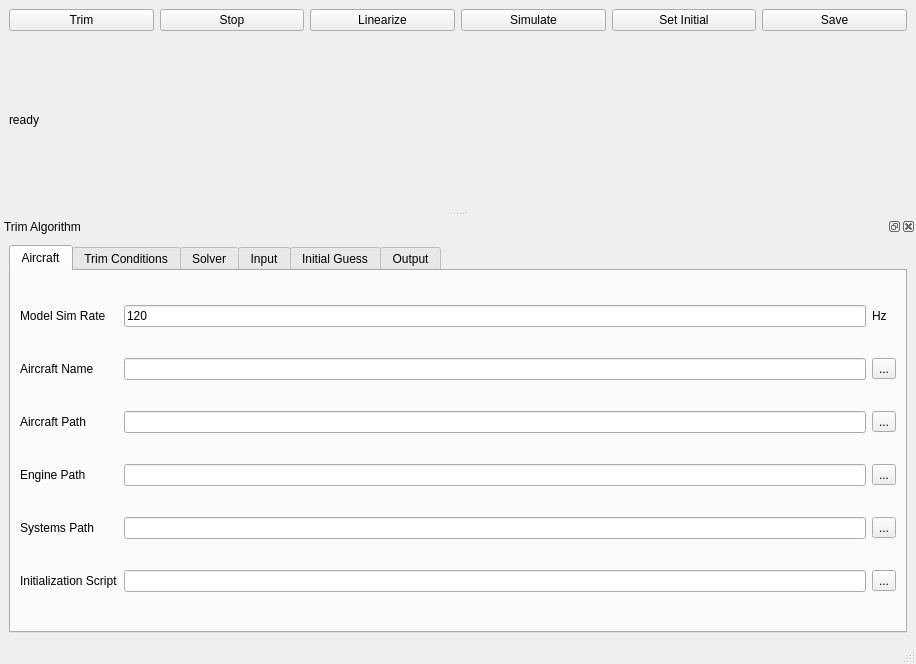
This is gui/MainWindow.ui in arktools/jsbsim as Qt 5 draws it before an edit. The edited form follows.
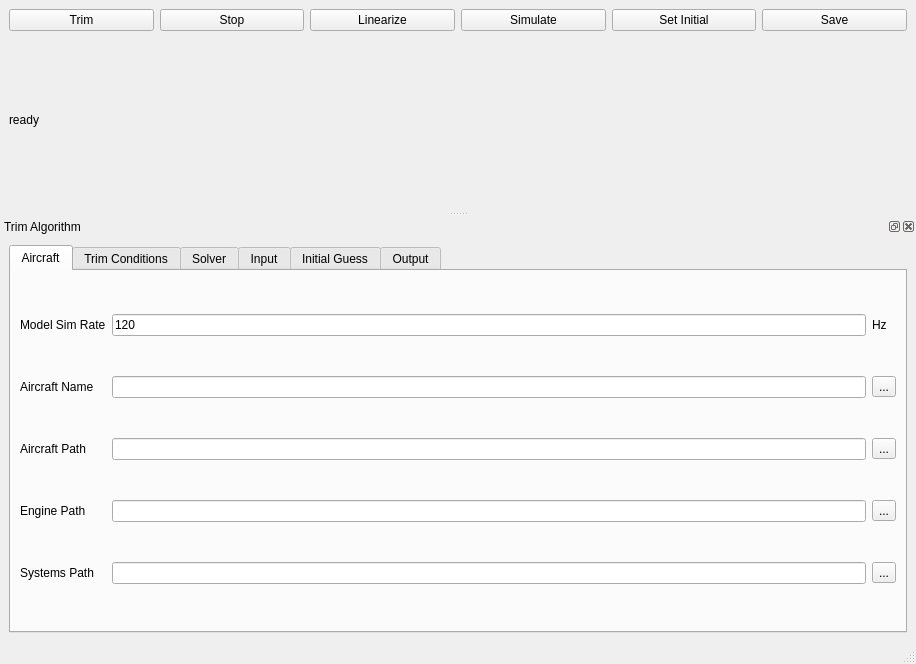
This is the edited form. The open tabs and pages were chosen to show the change.

```diff
--- a/gui/MainWindow.ui
+++ b/gui/MainWindow.ui
@@ -253,19 +253,6 @@
            </property>
           </widget>
          </item>
-         <item row="5" column="0">
-          <widget class="QLabel" name="label_5">
-           <property name="sizePolicy">
-            <sizepolicy hsizetype="Preferred" vsizetype="Fixed">
-             <horstretch>0</horstretch>
-             <verstretch>0</verstretch>
-            </sizepolicy>
-           </property>
-           <property name="text">
-            <string>Initialization Script</string>
-           </property>
-          </widget>
-         </item>
          <item row="3" column="1">
           <widget class="QLineEdit" name="lineEdit_enginePath">
            <property name="text">
@@ -280,13 +267,6 @@
            </property>
           </widget>
          </item>
-         <item row="5" column="1">
-          <widget class="QLineEdit" name="lineEdit_initScript">
-           <property name="text">
-            <string/>
-           </property>
-          </widget>
-         </item>
          <item row="3" column="2">
           <widget class="QToolButton" name="toolButton_enginePath">
            <property name="text">
@@ -301,13 +281,6 @@
            </property>
           </widget>
          </item>
-         <item row="5" column="2">
-          <widget class="QToolButton" name="toolButton_initScript">
-           <property name="text">
-            <string>...</string>
-           </property>
-          </widget>
-         </item>
         </layout>
        </widget>
        <widget class="QWidget" name="tab">
```
Left out of the diff: 4 changed lines with no effect on the pictures.
